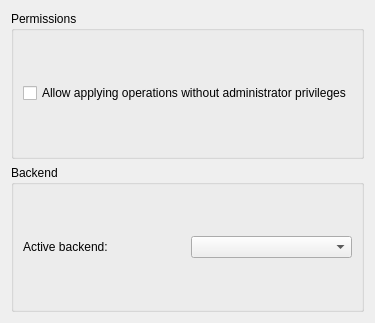
Before: the Qt Designer form src/config/configurepageadvanced.ui in KDE/partitionmanager, drawn with Qt 5.
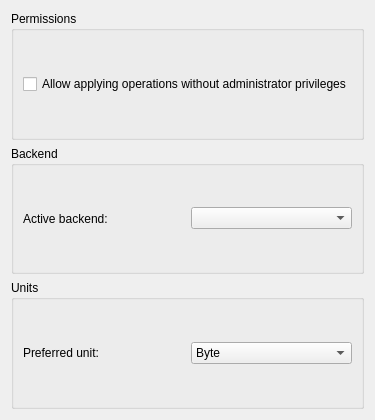
After: the same form once the commit is applied. Custom widgets are drawn as their Qt base class.

Commit message: add combo box for preferred size unit to advanced config tab

What changed in the file:
```diff
--- a/src/config/configurepageadvanced.ui
+++ b/src/config/configurepageadvanced.ui
@@ -7,7 +7,7 @@
     <x>0</x>
     <y>0</y>
     <width>367</width>
-    <height>323</height>
+    <height>420</height>
    </rect>
   </property>
   <property name="windowTitle">
@@ -70,6 +70,70 @@
      </layout>
     </widget>
    </item>
+   <item>
+    <widget class="QGroupBox" name="groupBox_6">
+     <property name="sizePolicy">
+      <sizepolicy hsizetype="Preferred" vsizetype="Preferred">
+       <horstretch>0</horstretch>
+       <verstretch>1</verstretch>
+      </sizepolicy>
+     </property>
+     <property name="title">
+      <string>Units</string>
+     </property>
+     <layout class="QHBoxLayout" name="horizontalLayout_4">
+      <item>
+       <widget class="QLabel" name="label_5">
+        <property name="text">
+         <string>Preferred unit:</string>
+        </property>
+        <property name="buddy">
+         <cstring>m_ComboBackend</cstring>
+        </property>
+       </widget>
+      </item>
+      <item>
+       <widget class="QComboBox" name="kcfg_preferredUnit">
+        <item>
+         <property name="text">
+          <string>Byte</string>
+         </property>
+        </item>
+        <item>
+         <property name="text">
+          <string>KiB</string>
+         </property>
+        </item>
+        <item>
+         <property name="text">
+          <string>MiB</string>
+         </property>
+        </item>
+        <item>
+         <property name="text">
+          <string>GiB</string>
+         </property>
+        </item>
+        <item>
+         <property name="text">
+          <string>TiB</string>
+         </property>
+        </item>
+        <item>
+         <property name="text">
+          <string>PiB</string>
+         </property>
+        </item>
+        <item>
+         <property name="text">
+          <string>EiB</string>
+         </property>
+        </item>
+       </widget>
+      </item>
+     </layout>
+    </widget>
+   </item>
   </layout>
  </widget>
  <customwidgets>
```
The commit also changes 1 other file.
